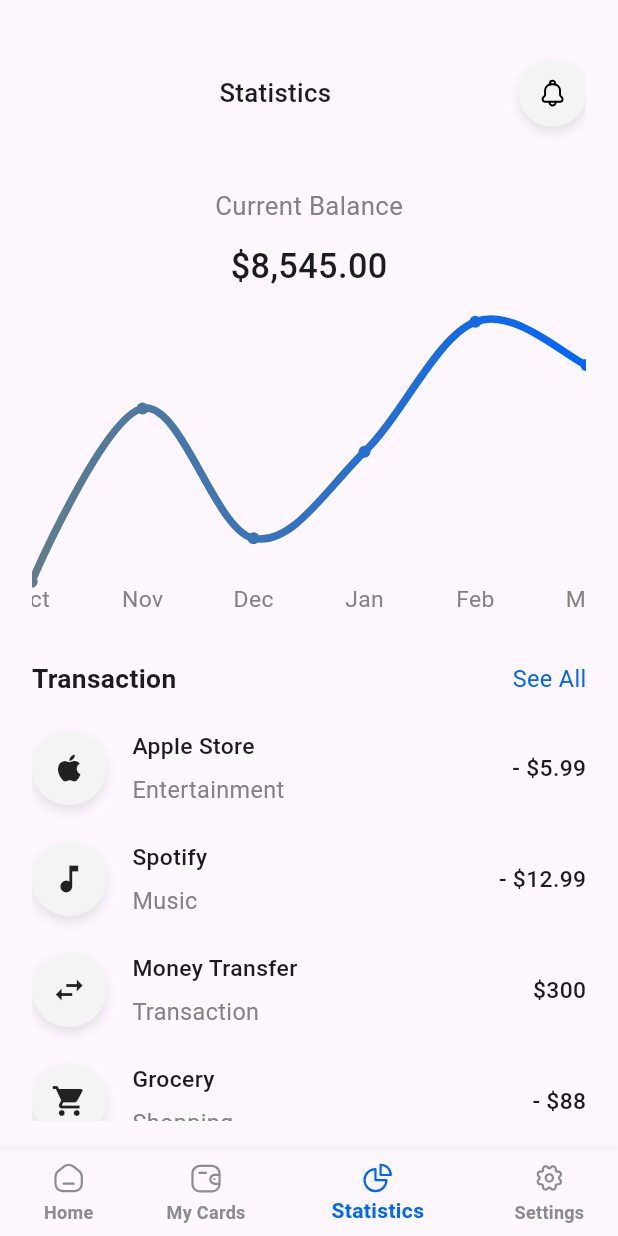
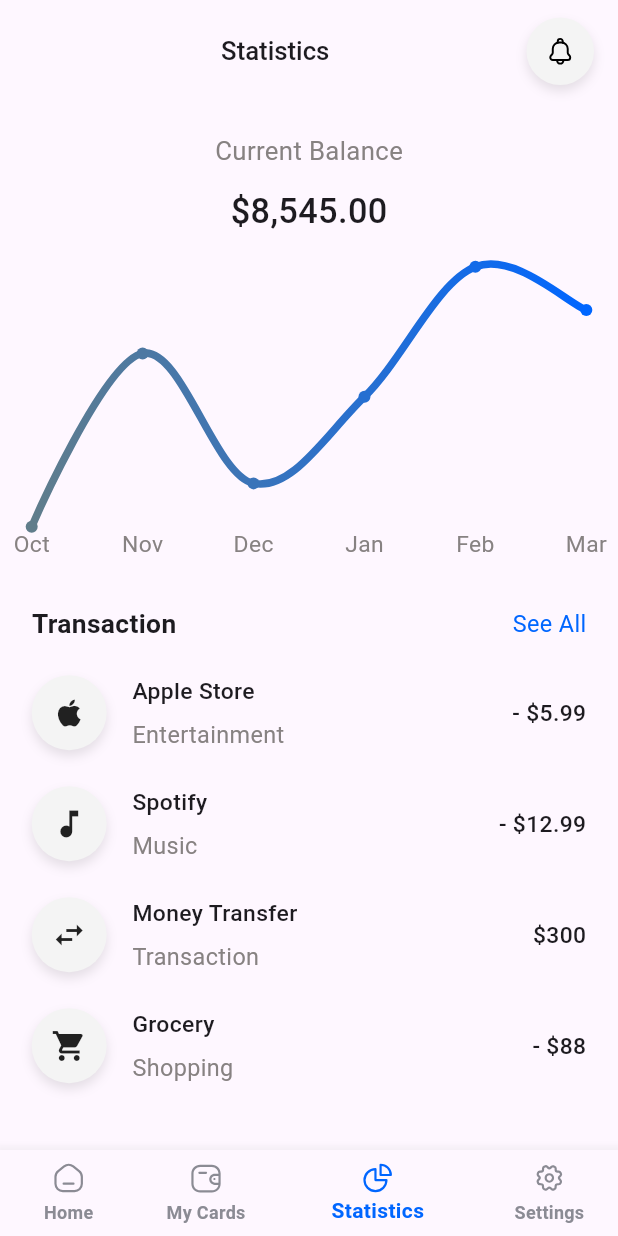
Before and after one commit to rozan-alawar/BankPick, a Flutter app: the screen it shows after launch, item 3 of the bottom bar chosen, on a phone screen of 412 x 824 dp. Run offline on Flutter 3.47's test engine with Material 3 defaults, Android fonts, the phone set to English and light mode, and no system bars; drawn by our look-alikes of fl_chart; our stand-ins replace dio, easy_localization, flutter_screenutil, flutter_spinkit, flutter_svg, get_it and 1 more; Roboto replaces fonts that are missing (Nunito).

Commit message:
Fix App Bar

```diff
--- a/lib/config/routes/router.dart
+++ b/lib/config/routes/router.dart
@@ -11,6 +11,7 @@ import 'package:dakakeen/presentation/home/transaction_history_screen.dart';
 import 'package:dakakeen/presentation/intro/onboarding_screen.dart';
 import 'package:dakakeen/presentation/intro/spalsh_screen.dart';
 import 'package:dakakeen/presentation/profile/edit_profile_screen.dart';
+import 'package:dakakeen/presentation/profile/message_center_screen.dart';
 import 'package:dakakeen/presentation/profile/profile_screen.dart';
 import 'package:dakakeen/presentation/settings/language_screen.dart';
 import 'package:dakakeen/presentation/settings/term_and_condition_screen.dart';
@@ -69,6 +70,8 @@ class AppRoutes {
 
       case Routes.change_password:
         return _materialRoute(const ChangePasswordScreen());
+      case Routes.message_center:
+        return _materialRoute(const MessageCenterScreen());
 
       default:
         return _materialRoute(
--- a/lib/config/routes/routes.dart
+++ b/lib/config/routes/routes.dart
@@ -16,6 +16,7 @@ class Routes {
   static const String search = '/search';
   static const String send = '/send';
   static const String request = '/request';
+  static const String message_center = '/message_center';
   static const String term_condition = '/term_conditions';
 
 }
--- /dev/null
+++ b/lib/core/common_widget/primary_appbar.dart
@@ -0,0 +1,47 @@
+import 'package:dakakeen/core/common_widget/primary_text.dart';
+import 'package:flutter/material.dart';
+import 'package:flutter_screenutil/flutter_screenutil.dart';
+import 'package:flutter_svg/svg.dart';
+
+import '../../config/theme/assets_manager.dart';
+import '../../injection_container.dart';
+import '../utils/navigation.dart';
+import 'circular_card.dart';
+
+class PrimaryAppBar extends StatelessWidget implements PreferredSizeWidget{
+  const PrimaryAppBar({super.key, required this.withLeading,  this.action, required this.title});
+final bool withLeading;
+final List<Widget>? action;
+final String title;
+  @override
+  Widget build(BuildContext context) {
+    return AppBar(
+      toolbarHeight: 90.h,
+      title: Row(
+        mainAxisAlignment: MainAxisAlignment.spaceBetween,
+        children: [
+       withLeading?   GestureDetector(
+            onTap: () => sl<NavigationService>().pop(),
+            child: CircularCard(
+              widget: SvgPicture.asset(
+                IconAssets.arrow_back,
+                color: Colors.black,
+              ),
+              width: 45,
+              height: 45,
+            ),
+          ):const SizedBox(),
+          PrimaryText(title,     fontWeight: FontWeight.w500,
+            fontSize: 18.sp,),
+          ...action??[const SizedBox()]
+        ],
+      ),
+      automaticallyImplyLeading: false,
+
+    );
+  }
+
+  @override
+  // TODO: implement preferredSize
+  Size get preferredSize => Size(double.infinity, 70.h);
+}
--- a/lib/presentation/statistic/statistics_screen.dart
+++ b/lib/presentation/statistic/statistics_screen.dart
@@ -9,6 +9,7 @@ import 'package:flutter_svg/flutter_svg.dart';
 import '../../config/routes/routes.dart';
 import '../../config/theme/color_manager.dart';
 import '../../core/common_widget/circular_card.dart';
+import '../../core/common_widget/primary_appbar.dart';
 import '../../core/common_widget/primary_text.dart';
 import '../../core/utils/navigation.dart';
 import '../../injection_container.dart';
@@ -19,37 +20,26 @@ class StatisticsScreen extends StatelessWidget {
   @override
   Widget build(BuildContext context) {
     return Scaffold(
+      appBar:  PrimaryAppBar(title: 'Statistics',withLeading: false,action: [ GestureDetector(
+        // onTap: () =>
+        //     sl<NavigationService>().navigateTo(Routes.show_cards),
+        child: CircularCard(
+          widget: SvgPicture.asset(
+            IconAssets.notification,
+            color: Colors.black,
+          ),
+          width: 45,
+          height: 45,
+        ),
+      ),],),
+
       body: Padding(
         padding: EdgeInsets.symmetric(horizontal: 20.w, vertical: 20.h),
         child: SingleChildScrollView(
           child: Column(
             crossAxisAlignment: CrossAxisAlignment.start,
             children: [
-              20.height,
-              Row(
-                mainAxisAlignment: MainAxisAlignment.spaceBetween,
-                children: [
-                  const SizedBox(),
-                  PrimaryText(
-                    'Statistics',
-                    fontWeight: FontWeight.w500,
-                    fontSize: 18.sp,
-                  ),
-                  GestureDetector(
-                    // onTap: () =>
-                    //     sl<NavigationService>().navigateTo(Routes.show_cards),
-                    child: CircularCard(
-                      widget: SvgPicture.asset(
-                        IconAssets.notification,
-                        color: Colors.black,
-                      ),
-                      width: 45,
-                      height: 45,
-                    ),
-                  ),
-                ],
-              ),
-              40.height,
+
               Center(
                 child: Column(
                   children: [
```
Also changed, not shown: lib/model/message_model.dart (added, +29 -0 lines), lib/presentation/auth/change_password_screen.dart (+5 -25 lines), lib/presentation/card/card_screen.dart (+4 -22 lines), lib/presentation/profile/edit_profile_screen.dart (+2 -25 lines), lib/presentation/profile/message_center_screen.dart (added, +80 -0 lines), lib/presentation/profile/profile_screen.dart (+14 -39 lines), lib/presentation/settings/language_screen.dart (+2 -19 lines), lib/presentation/settings/settings_screen.dart (+20 -22 lines), lib/presentation/settings/term_and_condition_screen.dart (+11 -25 lines).
